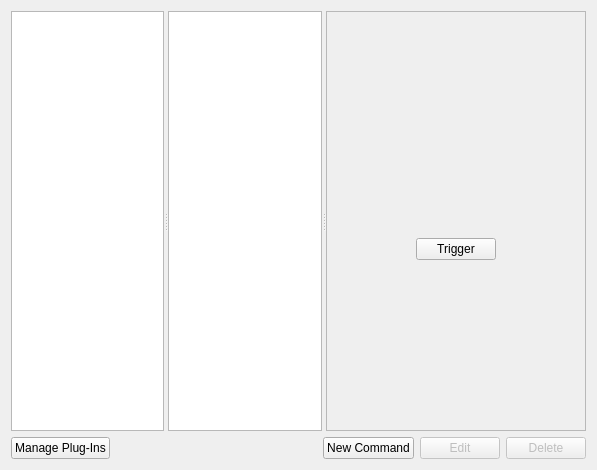
The window that simon/src/simonactionsui/rundialog.ui (KDE/simon) describes before a commit, drawn with Qt 5.
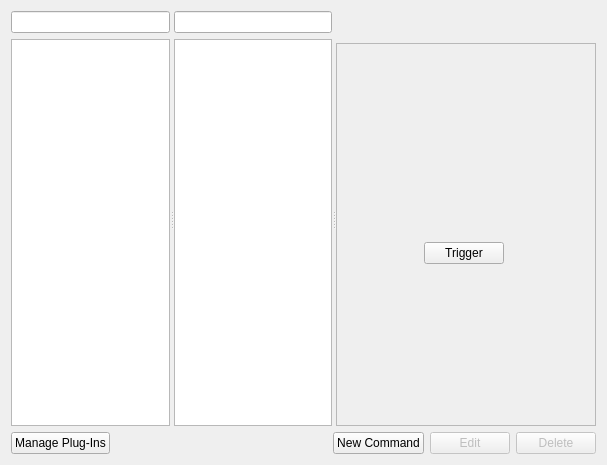
The same window after the commit. Icons and pictures are not drawn. Custom widgets are drawn as their Qt base class.

Commit message: More work on the scenario fork; Beginning work on action support... Scenarios can now be selected / deselected through the scenario management dialog

The edit to the form file:
```diff
--- a/simon/src/simonactionsui/rundialog.ui
+++ b/simon/src/simonactionsui/rundialog.ui
@@ -6,8 +6,8 @@
    <rect>
     <x>0</x>
     <y>0</y>
-    <width>597</width>
-    <height>470</height>
+    <width>607</width>
+    <height>465</height>
    </rect>
   </property>
   <property name="windowTitle">
@@ -17,49 +17,103 @@
    <iconset>
     <normaloff>../../../../../trunk/simon/src/simonactionsui</normaloff>../../../../../trunk/simon/src/simonactionsui</iconset>
   </property>
-  <layout class="QVBoxLayout" name="verticalLayout_3">
+  <layout class="QVBoxLayout" name="verticalLayout_5">
    <item>
+    <widget class="QSplitter" name="splitter_2">
+     <property name="orientation">
+      <enum>Qt::Horizontal</enum>
+     </property>
     <widget class="QSplitter" name="splitter">
      <property name="orientation">
       <enum>Qt::Horizontal</enum>
      </property>
-     <widget class="KListWidget" name="lwCategories">
-      <property name="sizePolicy">
-       <sizepolicy hsizetype="Preferred" vsizetype="Expanding">
-        <horstretch>0</horstretch>
-        <verstretch>0</verstretch>
-       </sizepolicy>
-      </property>
-      <property name="baseSize">
-       <size>
-        <width>180</width>
-        <height>0</height>
-       </size>
-      </property>
-     </widget>
-     <widget class="KListWidget" name="lwCommands">
-      <property name="sizePolicy">
-       <sizepolicy hsizetype="Maximum" vsizetype="Expanding">
-        <horstretch>0</horstretch>
-        <verstretch>0</verstretch>
-       </sizepolicy>
-      </property>
-      <property name="baseSize">
+      <widget class="QWidget" name="">
+       <layout class="QVBoxLayout" name="verticalLayout_4">
+        <item>
+         <widget class="KLineEdit" name="leActionsFilter">
+          <property name="inputMask">
+           <string/>
+          </property>
+          <property name="clickMessage">
+           <string>Filter...</string>
+          </property>
+          <property name="showClearButton" stdset="0">
+           <bool>true</bool>
+          </property>
+         </widget>
+        </item>
+        <item>
+         <widget class="QListView" name="lvActions"/>
+        </item>
+       </layout>
+      </widget>
+      <widget class="QWidget" name="">
+       <layout class="QVBoxLayout" name="verticalLayout_3">
+        <item>
+         <widget class="KLineEdit" name="leCommandsFilter">
+          <property name="inputMask">
+           <string/>
+          </property>
+          <property name="clickMessage">
+           <string>Filter...</string>
+          </property>
+          <property name="showClearButton" stdset="0">
+           <bool>true</bool>
+          </property>
+         </widget>
+        </item>
+        <item>
+         <widget class="QListView" name="lvCommands"/>
+        </item>
+       </layout>
+      </widget>
+     </widget>
+     <widget class="QWidget" name="">
+      <layout class="QVBoxLayout" name="verticalLayout_2">
+       <item>
+        <layout class="QHBoxLayout" name="horizontalLayout">
+         <item>
+          <spacer name="horizontalSpacer_7">
+           <property name="orientation">
+            <enum>Qt::Horizontal</enum>
+           </property>
+           <property name="sizeHint" stdset="0">
        <size>
-        <width>180</width>
-        <height>0</height>
-       </size>
-      </property>
-      <property name="viewMode">
-       <enum>QListView::ListMode</enum>
-      </property>
-      <property name="wordWrap">
-       <bool>true</bool>
-      </property>
-      <property name="sortingEnabled">
-       <bool>false</bool>
-      </property>
-     </widget>
+             <width>40</width>
+             <height>20</height>
+            </size>
+           </property>
+          </spacer>
+         </item>
+         <item>
+          <widget class="QLabel" name="lbCompleteTrigger">
+           <property name="minimumSize">
+            <size>
+             <width>0</width>
+             <height>26</height>
+            </size>
+           </property>
+           <property name="text">
+            <string/>
+           </property>
+          </widget>
+         </item>
+         <item>
+          <spacer name="horizontalSpacer_8">
+           <property name="orientation">
+            <enum>Qt::Horizontal</enum>
+           </property>
+           <property name="sizeHint" stdset="0">
+            <size>
+             <width>40</width>
+             <height>20</height>
+            </size>
+           </property>
+          </spacer>
+         </item>
+        </layout>
+       </item>
+       <item>
      <widget class="QScrollArea" name="scrollArea">
       <property name="sizePolicy">
        <sizepolicy hsizetype="Expanding" vsizetype="Expanding">
@@ -91,9 +145,15 @@
          <height>378</height>
         </rect>
        </property>
-       <layout class="QVBoxLayout" name="verticalLayout_2">
-        <item>
          <widget class="QFrame" name="frmCommandInfo">
+           <property name="geometry">
+            <rect>
+             <x>4</x>
+             <y>4</y>
+             <width>246</width>
+             <height>370</height>
+            </rect>
+           </property>
           <property name="sizePolicy">
            <sizepolicy hsizetype="Expanding" vsizetype="Expanding">
             <horstretch>0</horstretch>
@@ -306,9 +366,10 @@
            </item>
           </layout>
          </widget>
-        </item>
-       </layout>
-      </widget>
+         </widget>
+        </widget>
+       </item>
+      </layout>
      </widget>
     </widget>
    </item>
@@ -366,16 +427,16 @@
   </layout>
  </widget>
  <customwidgets>
-  <customwidget>
-   <class>KListWidget</class>
-   <extends>QListWidget</extends>
-   <header>klistwidget.h</header>
-  </customwidget>
   <customwidget>
    <class>KPushButton</class>
    <extends>QPushButton</extends>
    <header>kpushbutton.h</header>
   </customwidget>
+  <customwidget>
+   <class>KLineEdit</class>
+   <extends>QLineEdit</extends>
+   <header>klineedit.h</header>
+  </customwidget>
  </customwidgets>
  <resources/>
  <connections/>
```
Left out of the diff: 2 changed lines with no effect on the pictures. Lines whose indentation alone changed are shown as unchanged. The commit also changes 39 other files.
